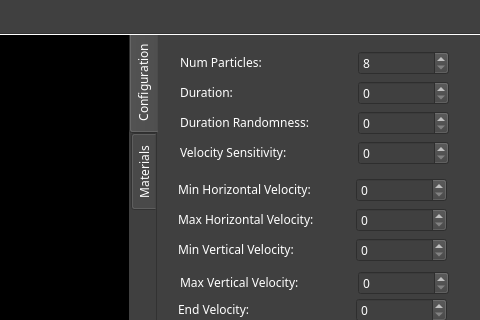
codeoneclick/ie3D, file ie3D-EMap/Forms/CMainWindow.ui: the form before one commit; both pictures show x 800 to 1280 and y 0 to 320 of the 1280 by 800 pixel window.
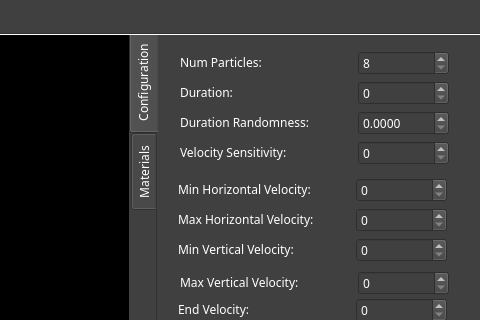
The form after the commit.

```diff
--- a/ie3D-EMap/Forms/CMainWindow.ui
+++ b/ie3D-EMap/Forms/CMainWindow.ui
@@ -1998,17 +1998,20 @@
          </rect>
         </property>
         <property name="decimals">
-         <number>0</number>
+         <number>4</number>
         </property>
         <property name="minimum">
          <double>0.000000000000000</double>
         </property>
         <property name="maximum">
-         <double>65535.000000000000000</double>
-        </property>
-        <property name="singleStep">
          <double>1.000000000000000</double>
         </property>
+        <property name="singleStep">
+         <double>0.000100000000000</double>
+        </property>
+        <property name="value">
+         <double>0.000000000000000</double>
+        </property>
        </widget>
        <widget class="QLabel" name="label_24">
         <property name="geometry">
```
